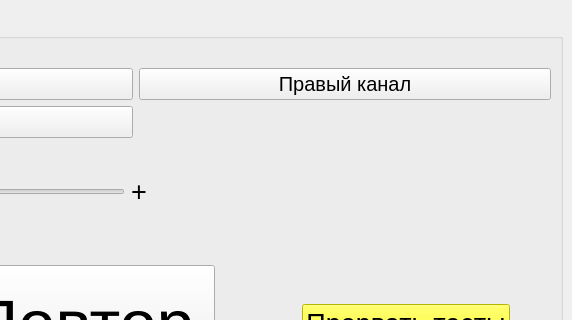
Qt form ui/test_speaker_audio.ui (Mex93/MonoblockTests) before a commit; both pictures show x 719 to 1291 and y 0 to 320 of the 1291 by 404 pixel window.
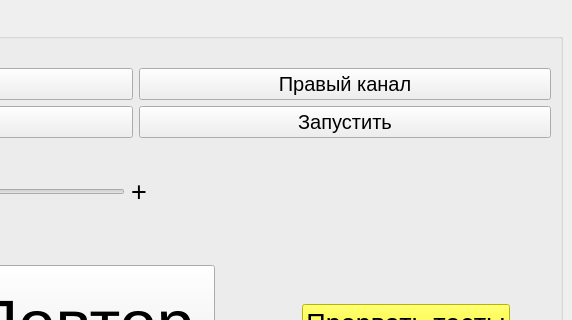
The same form after that commit. Icons and pictures are not drawn.

Commit message: audio test rebuild completed

Patch:
```diff
--- a/ui/test_speaker_audio.ui
+++ b/ui/test_speaker_audio.ui
@@ -159,6 +159,27 @@
                </property>
               </widget>
              </item>
+             <item row="1" column="2">
+              <widget class="QPushButton" name="pushButton_start_test">
+               <property name="font">
+                <font>
+                 <pointsize>15</pointsize>
+                </font>
+               </property>
+               <property name="text">
+                <string>Запустить</string>
+               </property>
+               <property name="icon">
+                <iconset theme="QIcon::ThemeIcon::MediaPlaybackStart"/>
+               </property>
+               <property name="iconSize">
+                <size>
+                 <width>40</width>
+                 <height>40</height>
+                </size>
+               </property>
+              </widget>
+             </item>
             </layout>
            </item>
           </layout>
```
The commit also changes 5 other files.
